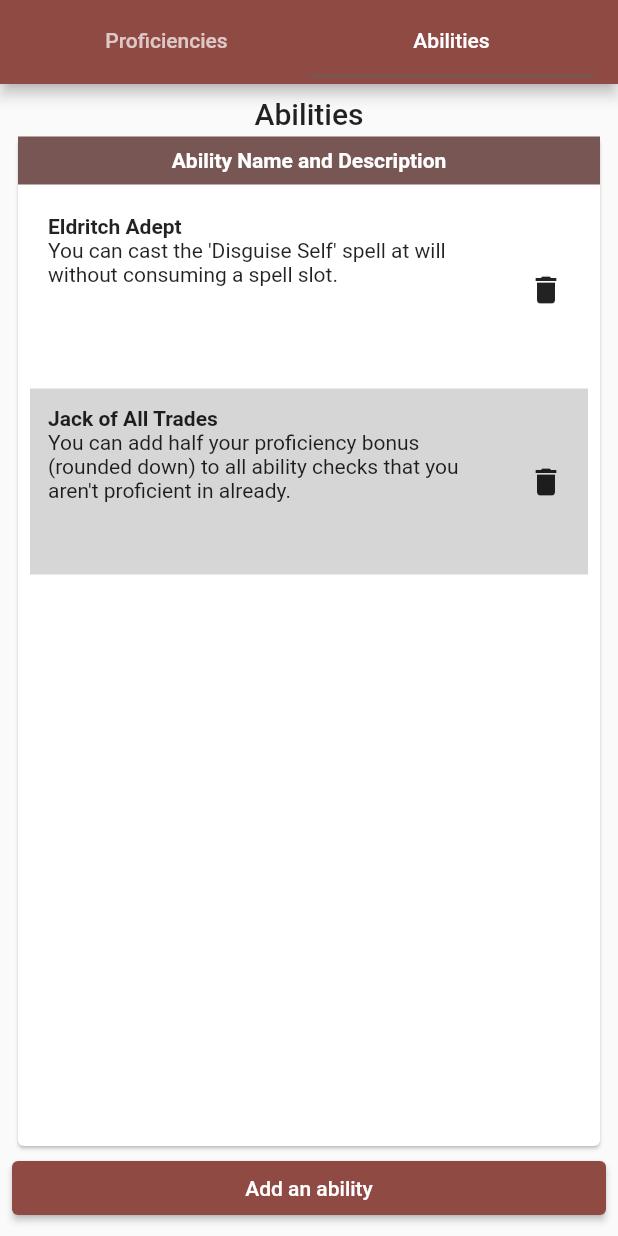
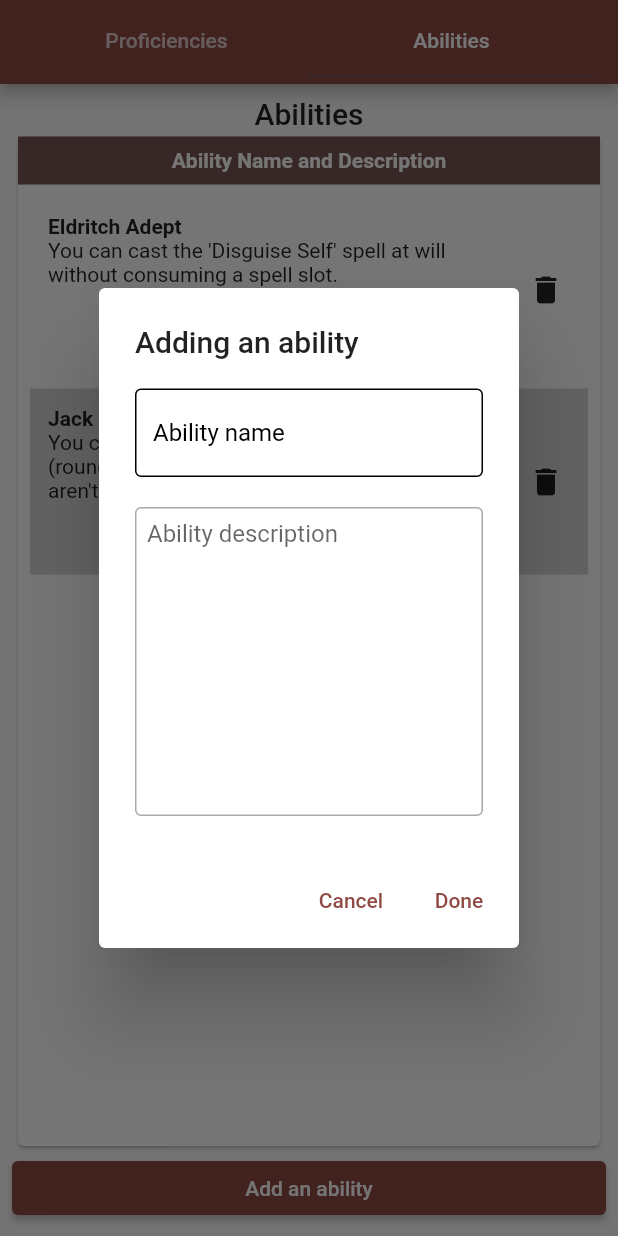
Before and after one commit to Oscarrr00/CharacterKeeper, a Flutter app: the AbilityAndProficiencyPage screen opened directly, tab 2 chosen, after a tap on "Add an ability", on a phone screen of 412 x 824 dp. Run offline on Flutter 3.47's test engine with Material 2 defaults, Android fonts, the phone set to English and light mode, and no system bars; missing offline and left inert: dart:ffi.

Commit message:
Add Ability
Added the "Add Ability" Functionality

```diff
--- a/character_keeper/lib/pages/ability_page.dart
+++ b/character_keeper/lib/pages/ability_page.dart
@@ -3,12 +3,79 @@ import 'package:flutter/material.dart';
 import 'package:provider/provider.dart';
 
 class AbilityPage extends StatelessWidget {
-  const AbilityPage({super.key});
+  AbilityPage({super.key});
+
+  dynamic abilityName = TextEditingController();
+  dynamic abilityDescription = TextEditingController();
 
   @override
   Widget build(BuildContext context) {
 
     List abilities = context.watch<Character_Provide>().currentCharacter.abilities;
+
+    Future<void> _showDialogAddAbility() async {
+      return showDialog<void>(
+        context: context,
+        barrierDismissible: false,
+        builder: (BuildContext context) {
+          return AlertDialog(
+            title: const Text('Adding an ability'),
+            content: SingleChildScrollView(
+              child: ListBody(
+                children: <Widget>[
+                  TextField(
+                      style: TextStyle(color: Colors.black),
+                      controller: abilityName,
+                      decoration: InputDecoration(
+                          enabledBorder: OutlineInputBorder(
+                            borderSide:
+                                BorderSide(width: 1, color: Colors.black),
+                          ),
+                          hintText: "Ability name",
+                          hintStyle: TextStyle(color: Colors.black),
+                          focusedBorder: OutlineInputBorder(
+                            borderSide:
+                                BorderSide(width: 2, color: Colors.black),
+                          ))),
+                  SizedBox(height: 20),
+                  Expanded(
+                    child: TextField(
+                        decoration: InputDecoration(
+                          hintText: "Ability description",
+                          contentPadding: EdgeInsets.all(8.0),
+                          border: OutlineInputBorder(),
+                        ),
+                        maxLines: 10,
+                        controller: abilityDescription),
+                  ),
+                ],
+              ),
+            ),
+            actions: <Widget>[
+              TextButton(
+                child: const Text('Cancel'),
+                onPressed: () {
+                  abilityName.text = "";
+                  abilityDescription.text = "";
+                  Navigator.of(context).pop();
+                },
+              ),
+              TextButton(
+                child: const Text('Done'),
+                onPressed: () {
+                  context
+                      .read<Character_Provide>()
+                      .addAbility(abilityName.text, abilityDescription.text);
+                  abilityName.text = "";
+                  abilityDescription.text = "";
+                  Navigator.of(context).pop();
+                },
+              ),
+            ],
+          );
+        },
+      );
+    }
 
     return Container(
           child: Padding(
@@ -100,7 +167,9 @@ class AbilityPage extends StatelessWidget {
               children: [
                 Expanded(
                   child: ElevatedButton(
-                      child: Text("Add an ability"), onPressed: () {}),
+                      child: Text("Add an ability"), onPressed: () {
+                        _showDialogAddAbility();
+                      }),
                 )
               ],
             )
```
